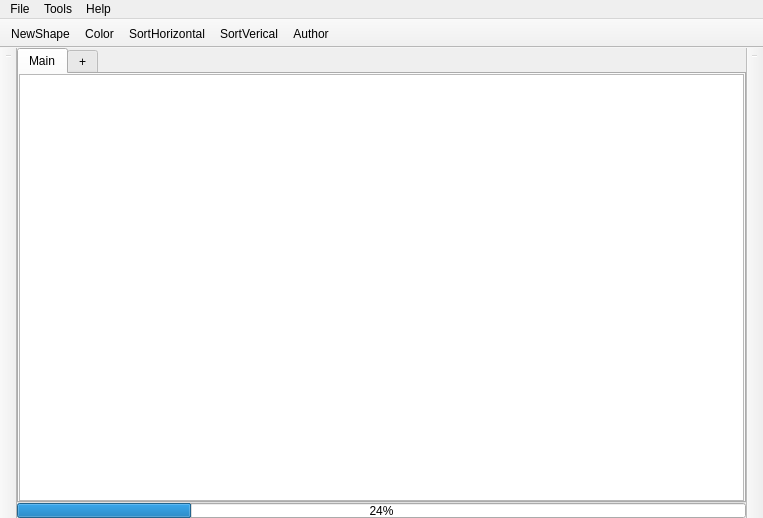
This is ui/leePicker.ui in leetdvn/LeePickerX as Qt 5 draws it before an edit. The edited form follows.
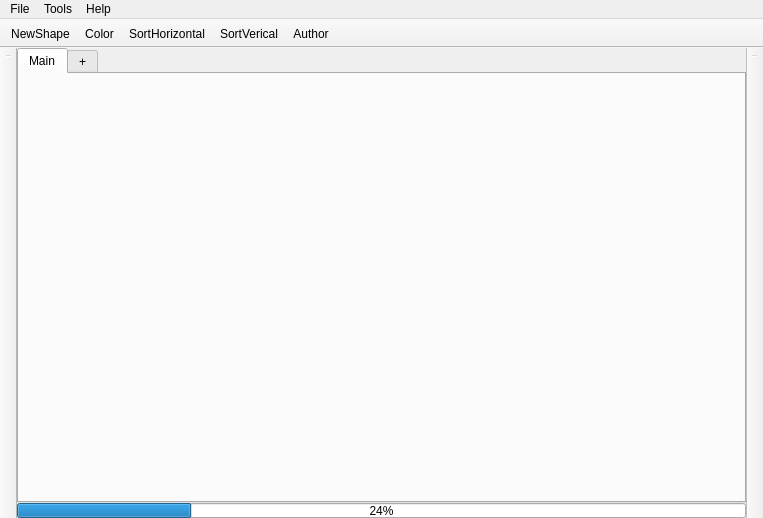
This is the edited form. Icons and pictures are not drawn.

What changed in the file:
```diff
--- a/ui/leePicker.ui
+++ b/ui/leePicker.ui
@@ -126,25 +126,6 @@
           <property name="spacing">
            <number>0</number>
           </property>
-          <item>
-           <widget class="QGraphicsView" name="PickerGraphicsViews">
-            <property name="mouseTracking">
-             <bool>true</bool>
-            </property>
-            <property name="tabletTracking">
-             <bool>true</bool>
-            </property>
-            <property name="verticalScrollBarPolicy">
-             <enum>Qt::ScrollBarPolicy::ScrollBarAlwaysOff</enum>
-            </property>
-            <property name="horizontalScrollBarPolicy">
-             <enum>Qt::ScrollBarPolicy::ScrollBarAlwaysOff</enum>
-            </property>
-            <property name="cacheMode">
-             <set>QGraphicsView::CacheModeFlag::CacheBackground</set>
-            </property>
-           </widget>
-          </item>
          </layout>
         </item>
        </layout>
```
